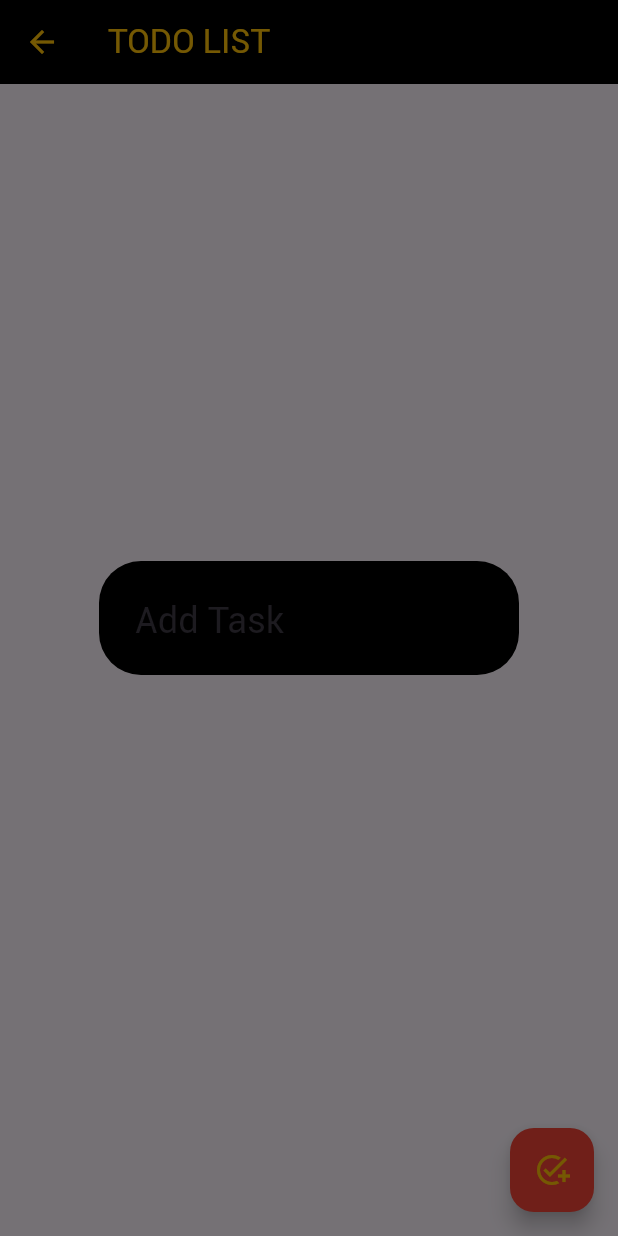
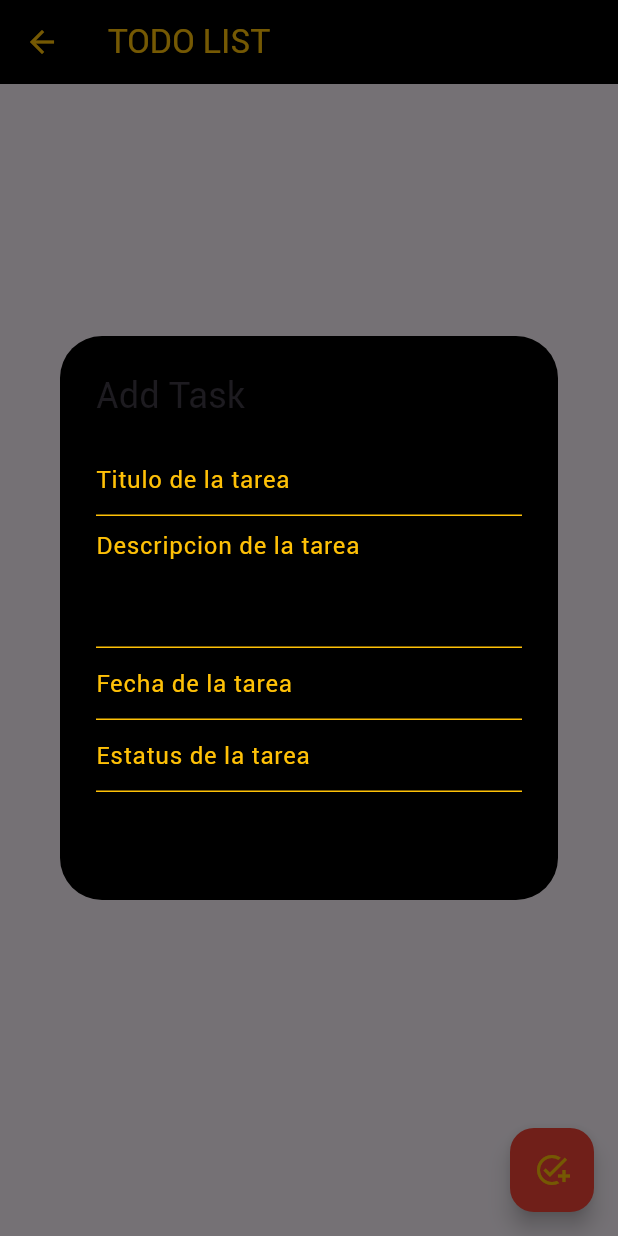
Before and after one commit to JonathanRomeraso/flutter_apliacation_1, a Flutter app: the TodoScreen screen opened by its route, after a tap on the "add task" icon, on a phone screen of 412 x 824 dp. Run offline on Flutter 3.47's test engine with Material 3 defaults, Android fonts, the phone set to English and light mode, and no system bars; our stand-ins replace another_flutter_splash_screen, lottie, sqflite; missing offline and left inert: dark_light_button; accounts and stored records are empty.

Commit message:
28 de Febrero

```diff
--- a/lib/screens/todo_screen.dart
+++ b/lib/screens/todo_screen.dart
@@ -1,4 +1,5 @@
 import 'package:flutter/material.dart';
+import 'package:intl/intl.dart';
 import 'package:flutter_application_1/database/task_database.dart';
 import 'package:flutter_application_1/models/todo_model.dart';
 
@@ -11,6 +12,10 @@ class TodoScreen extends StatefulWidget {
 
 class _TodoScreenState extends State<TodoScreen> {
   TaskDatabase? database;
+  TextEditingController conTitle = TextEditingController();
+  TextEditingController conDesc = TextEditingController();
+  TextEditingController conDate = TextEditingController();
+  TextEditingController conStts = TextEditingController();
 
   @override
   void initState() {
@@ -79,6 +84,47 @@ class _TodoScreenState extends State<TodoScreen> {
         builder: (context) {
           return AlertDialog(
             title: Text("Add Task"),
+            content: Container(
+              height: 280,
+              width: 300,
+              child: ListView(children: [
+                TextFormField(
+                    controller: conTitle,
+                    decoration:
+                        InputDecoration(hintText: "Titulo de la tarea")),
+                TextFormField(
+                  controller: conDesc,
+                  maxLines: 3,
+                  decoration:
+                      InputDecoration(hintText: "Descripcion de la tarea"),
+                ),
+                TextFormField(
+                  readOnly: true,
+                  controller: conDate,
+                  decoration: InputDecoration(hintText: "Fecha de la tarea"),
+                  onTap: () async {
+                    DateTime? dateTodo = await showDatePicker(
+                        context: context,
+                        initialDate: DateTime.now(),
+                        firstDate: DateTime(2000),
+                        lastDate: DateTime(2100));
+                    if (dateTodo != null) {
+                      String formattedDate =
+                          DateFormat('yyyy-MM-dd').format(dateTodo);
+                      setState(() {
+                        conDate.text = formattedDate;
+                      });
+                    } else {
+                      print("Date is not selected");
+                    }
+                  },
+                ),
+                TextFormField(
+                    controller: conStts,
+                    decoration:
+                        InputDecoration(hintText: "Estatus de la tarea")),
+              ]),
+            ),
           );
         });
   }
```
